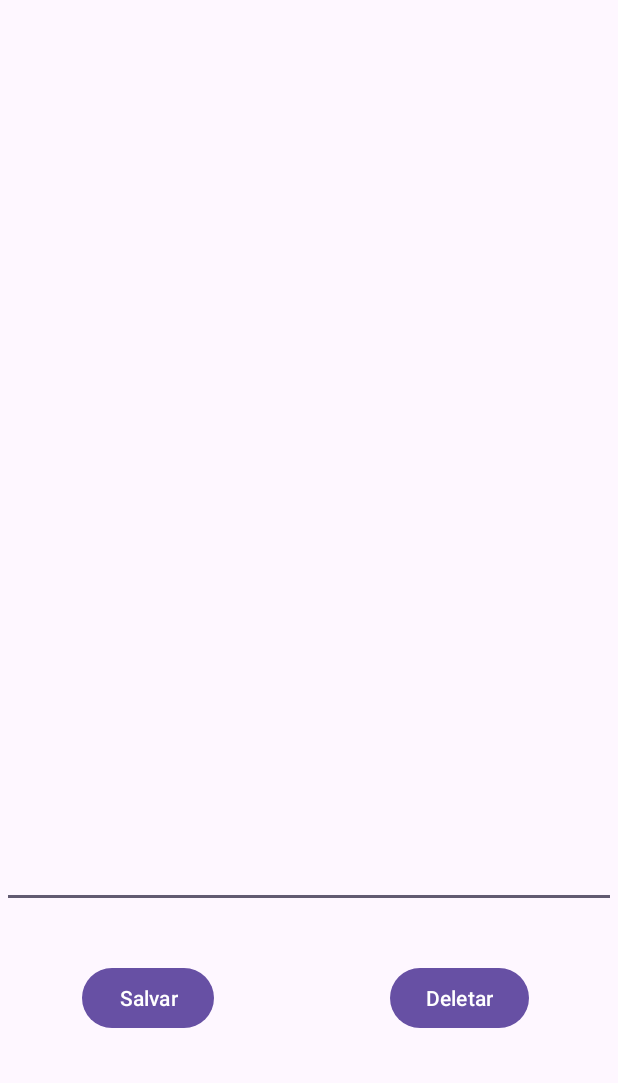
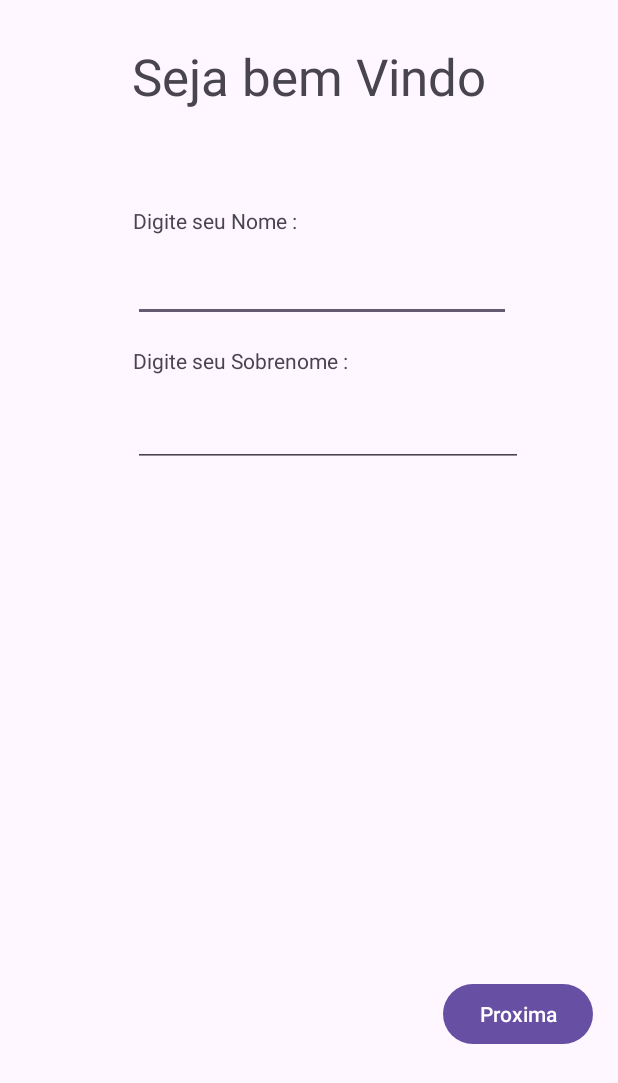
Before and after one commit to EstudanteThiago12/LembreteThiagoSimples, an Android app: the screen it shows after launch (MainActivity), on a phone screen of 412 x 824 dp. Shown: the top 1083 px of the screen. Run offline under Robolectric (Android 15) with nearby library versions, the phone set to English and light mode, and no system bars; our stand-ins replace navigation-ui.

Commit message:
Commit Tela de Welcome

```diff
--- a/app/src/main/java/com/example/lembretethiago/FirstFragment.kt
+++ b/app/src/main/java/com/example/lembretethiago/LembreteFragment.kt
@@ -7,19 +7,15 @@ import androidx.fragment.app.Fragment
 import android.view.LayoutInflater
 import android.view.View
 import android.view.ViewGroup
-import android.widget.Button
 import android.widget.Toast
-import androidx.core.text.set
-import androidx.navigation.fragment.findNavController
-import com.example.lembretethiago.databinding.FragmentFirstBinding
-import com.google.android.material.textfield.TextInputEditText
+import com.example.lembretethiago.databinding.FragmentLembreteBinding
 
 /**
  * A simple [Fragment] subclass as the default destination in the navigation.
  */
-class FirstFragment : Fragment() {
+class LembreteFragment : Fragment() {
 
-    private var _binding: FragmentFirstBinding? = null
+    private var _binding: FragmentLembreteBinding? = null
     private val binding get() = _binding!!
 
     override fun onCreateView(
@@ -27,13 +23,16 @@ class FirstFragment : Fragment() {
         savedInstanceState: Bundle?
     ): View {
 
-        _binding = FragmentFirstBinding.inflate(inflater, container, false)
+        _binding = FragmentLembreteBinding.inflate(inflater, container, false)
         return binding.root
 
     }
 
     override fun onViewCreated(view: View, savedInstanceState: Bundle?) {
         super.onViewCreated(view, savedInstanceState)
+
+        val stringArg = arguments?.getString("NOME_USUARIO")
+        binding.NomeTxv.setText("Olá, " + stringArg)
 
         lateinit var sharedPreferences: SharedPreferences
 
--- a/app/src/main/res/layout/fragment_first.xml
+++ b/app/src/main/res/layout/fragment_lembrete.xml
@@ -4,14 +4,16 @@
     xmlns:tools="http://schemas.android.com/tools"
     android:layout_width="match_parent"
     android:layout_height="match_parent"
-    tools:context=".FirstFragment">
+    tools:context=".LembreteFragment">
 
 
     <com.google.android.material.textfield.TextInputEditText
         android:id="@+id/TextoDigitado"
-        android:layout_width="409dp"
-        android:layout_height="605dp"
+        android:layout_width="400dp"
+        android:layout_height="296dp"
+        android:layout_marginTop="112dp"
         app:layout_constraintEnd_toEndOf="parent"
+        app:layout_constraintHorizontal_bias="0.454"
         app:layout_constraintStart_toStartOf="parent"
         app:layout_constraintTop_toTopOf="parent" />
 
@@ -19,10 +21,10 @@
         android:id="@+id/buttonSalvar"
         android:layout_width="wrap_content"
         android:layout_height="wrap_content"
-        android:layout_marginTop="36dp"
+        android:layout_marginTop="48dp"
         android:text="Salvar"
         app:layout_constraintEnd_toStartOf="@+id/buttonDeletar"
-        app:layout_constraintHorizontal_bias="0.318"
+        app:layout_constraintHorizontal_bias="0.315"
         app:layout_constraintStart_toStartOf="parent"
         app:layout_constraintTop_toBottomOf="@+id/TextoDigitado" />
 
@@ -37,5 +39,17 @@
         app:layout_constraintStart_toStartOf="parent"
         app:layout_constraintTop_toBottomOf="@+id/TextoDigitado" />
 
+    <TextView
+        android:id="@+id/Nome_txv"
+        android:layout_width="wrap_content"
+        android:layout_height="wrap_content"
+        android:layout_marginTop="28dp"
+        android:text="TextView"
+        android:textSize="34sp"
+        app:layout_constraintEnd_toEndOf="parent"
+        app:layout_constraintHorizontal_bias="0.498"
+        app:layout_constraintStart_toStartOf="parent"
+        app:layout_constraintTop_toTopOf="parent" />
+
 
 </androidx.constraintlayout.widget.ConstraintLayout>
--- /dev/null
+++ b/app/src/main/res/layout/fragment_welcome.xml
@@ -0,0 +1,77 @@
+<?xml version="1.0" encoding="utf-8"?>
+<androidx.constraintlayout.widget.ConstraintLayout xmlns:android="http://schemas.android.com/apk/res/android"
+    xmlns:app="http://schemas.android.com/apk/res-auto"
+    xmlns:tools="http://schemas.android.com/tools"
+    android:layout_width="match_parent"
+    android:layout_height="match_parent"
+    tools:context=".WelcomeFragment">
+
+    <Button
+        android:id="@+id/button_second"
+        android:layout_width="wrap_content"
+        android:layout_height="wrap_content"
+        android:layout_marginTop="652dp"
+        android:text="Proxima"
+        app:layout_constraintEnd_toEndOf="parent"
+        app:layout_constraintHorizontal_bias="0.947"
+        app:layout_constraintStart_toStartOf="parent"
+        app:layout_constraintTop_toTopOf="parent" />
+
+    <TextView
+        android:id="@+id/textView"
+        android:layout_width="wrap_content"
+        android:layout_height="wrap_content"
+        android:layout_marginTop="28dp"
+        android:text="Seja bem Vindo"
+        android:textSize="34sp"
+        app:layout_constraintEnd_toEndOf="parent"
+        app:layout_constraintStart_toStartOf="parent"
+        app:layout_constraintTop_toTopOf="parent" />
+
+    <TextView
+        android:id="@+id/textView2"
+        android:layout_width="wrap_content"
+        android:layout_height="wrap_content"
+        android:layout_marginTop="64dp"
+        android:text="Digite seu Nome : "
+        app:layout_constraintEnd_toEndOf="parent"
+        app:layout_constraintHorizontal_bias="0.296"
+        app:layout_constraintStart_toStartOf="parent"
+        app:layout_constraintTop_toBottomOf="@+id/textView" />
+
+    <TextView
+        android:id="@+id/textView3"
+        android:layout_width="wrap_content"
+        android:layout_height="wrap_content"
+        android:layout_marginTop="16dp"
+        android:text="Digite seu Sobrenome : "
+        app:layout_constraintEnd_toEndOf="parent"
+        app:layout_constraintHorizontal_bias="0.334"
+        app:layout_constraintStart_toStartOf="parent"
+        app:layout_constraintTop_toBottomOf="@+id/nome_edt" />
+
+    <EditText
+        android:id="@+id/nome_edt"
+        android:layout_width="252dp"
+        android:layout_height="50dp"
+        android:layout_marginTop="8dp"
+        android:ems="10"
+        android:inputType="text"
+        app:layout_constraintEnd_toEndOf="parent"
+        app:layout_constraintHorizontal_bias="0.553"
+        app:layout_constraintStart_toStartOf="parent"
+        app:layout_constraintTop_toBottomOf="@+id/textView2" />
+
+    <EditText
+        android:id="@+id/sobrenome_edt"
+        android:layout_width="260dp"
+        android:layout_height="53dp"
+        android:layout_marginTop="8dp"
+        android:ems="10"
+        android:inputType="text"
+        app:layout_constraintEnd_toEndOf="parent"
+        app:layout_constraintHorizontal_bias="0.582"
+        app:layout_constraintStart_toStartOf="parent"
+        app:layout_constraintTop_toBottomOf="@+id/textView3" />
+
+</androidx.constraintlayout.widget.ConstraintLayout>
--- a/app/src/main/res/navigation/nav_graph.xml
+++ b/app/src/main/res/navigation/nav_graph.xml
@@ -3,26 +3,30 @@
     xmlns:app="http://schemas.android.com/apk/res-auto"
     xmlns:tools="http://schemas.android.com/tools"
     android:id="@+id/nav_graph"
-    app:startDestination="@id/FirstFragment">
+    app:startDestination="@id/WelcomeFragment">
 
     <fragment
-        android:id="@+id/FirstFragment"
-        android:name="com.example.lembretethiago.FirstFragment"
-        android:label="@string/first_fragment_label"
-        tools:layout="@layout/fragment_first">
+        android:id="@+id/WelcomeFragment"
+        android:name="com.example.lembretethiago.WelcomeFragment"
+        android:label="@string/welcome_fragment_label"
+        tools:layout="@layout/fragment_welcome">
+
+        <argument
+            android:name="NOME_USUARIO"
+            app:argType="string"/>
 
         <action
-            android:id="@+id/action_FirstFragment_to_SecondFragment"
-            app:destination="@id/SecondFragment" />
+            android:id="@+id/action_WelcomeFragment_to_LembreteFragment"
+            app:destination="@id/LembreteFragment" />
     </fragment>
     <fragment
-        android:id="@+id/SecondFragment"
-        android:name="com.example.lembretethiago.SecondFragment"
-        android:label="@string/second_fragment_label"
-        tools:layout="@layout/fragment_second">
+        android:id="@+id/LembreteFragment"
+        android:name="com.example.lembretethiago.LembreteFragment"
+        android:label="@string/lembrete_fragment_label"
+        tools:layout="@layout/fragment_lembrete">
 
         <action
-            android:id="@+id/action_SecondFragment_to_FirstFragment"
-            app:destination="@id/FirstFragment" />
+            android:id="@+id/action_LembreteFragment_to_WelcomeFragment"
+            app:destination="@id/WelcomeFragment" />
     </fragment>
 </navigation>
--- a/app/src/main/res/values/strings.xml
+++ b/app/src/main/res/values/strings.xml
@@ -2,8 +2,8 @@
     <string name="app_name">LembreteThiago</string>
     <string name="action_settings">Settings</string>
     <!-- Strings used for fragments for navigation -->
-    <string name="first_fragment_label">First Fragment</string>
-    <string name="second_fragment_label">Second Fragment</string>
+    <string name="welcome_fragment_label">WelcomeFragment</string>
+    <string name="lembrete_fragment_label">LembreteFragment</string>
     <string name="next">Next</string>
     <string name="previous">Previous</string>
 
```
Also changed, not shown: app/src/main/java/com/example/lembretethiago/WelcomeFragment.kt (renamed from app/src/main/java/com/example/lembretethiago/SecondFragment.kt, +17 -5 lines), app/src/main/res/layout/fragment_second.xml (deleted, +0 -35 lines).
